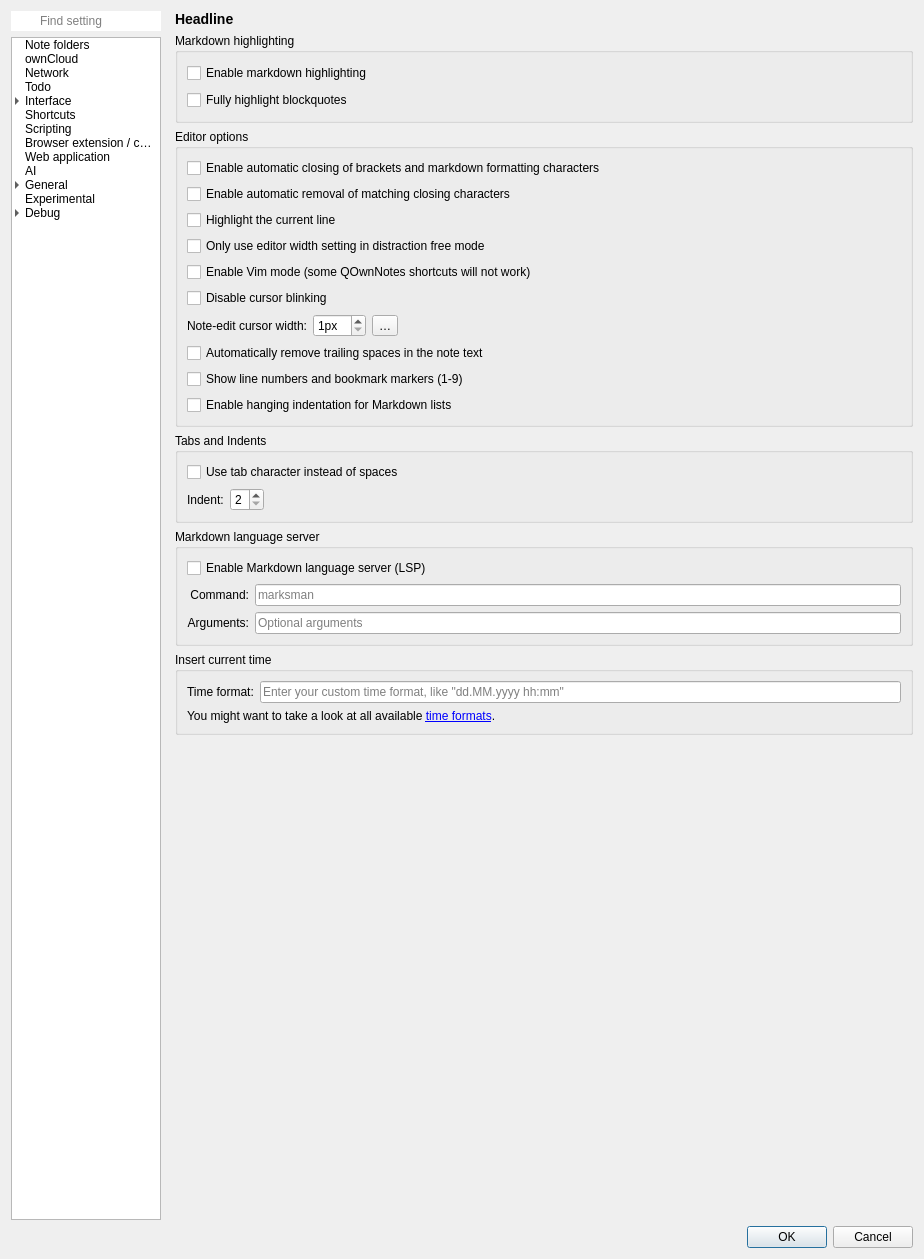
First picture: the form in src/dialogs/settingsdialog.ui, repository pbek/QOwnNotes, before the edit.
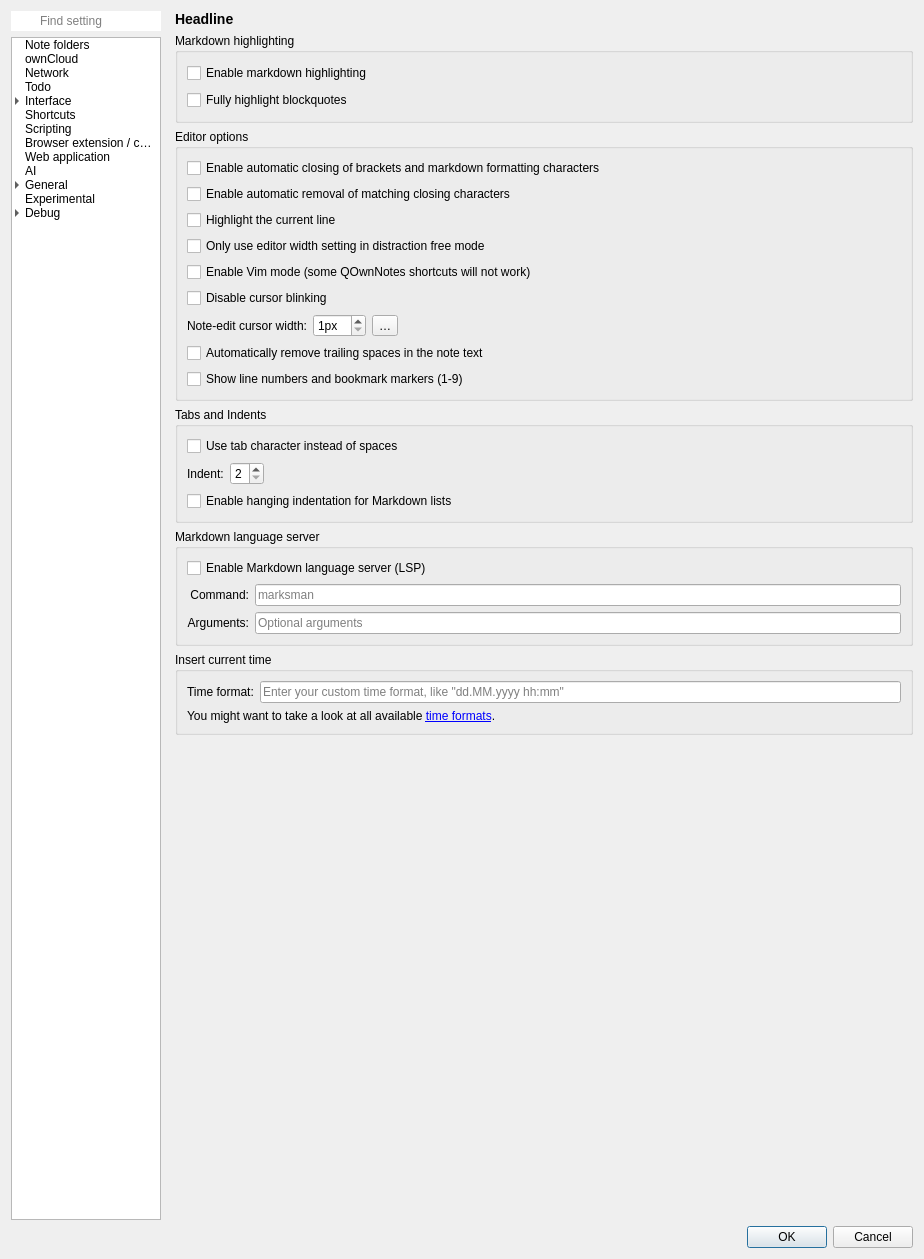
Second picture: the form after the edit. The open tabs and pages were chosen to show the change. Icons and pictures are not drawn. Custom widgets are drawn as their Qt base class.

Commit message: #1581 settings: move hanging indentation setting to Tabs and Indents panel

Diff of the .ui file:
```diff
--- a/src/dialogs/settingsdialog.ui
+++ b/src/dialogs/settingsdialog.ui
@@ -5626,13 +5626,6 @@
                    </property>
                   </widget>
                  </item>
-                 <item row="10" column="0" colspan="4">
-                  <widget class="QCheckBox" name="hangingIndentCheckBox">
-                   <property name="text">
-                    <string>Enable hanging indentation for Markdown lists</string>
-                   </property>
-                  </widget>
-                 </item>
                 <item row="1" column="0" colspan="4">
                  <widget class="QCheckBox" name="autoBracketRemovalCheckBox">
                   <property name="toolTip">
@@ -5750,6 +5743,13 @@
                     </property>
                    </spacer>
                   </item>
+                   <item row="2" column="0" colspan="3">
+                    <widget class="QCheckBox" name="hangingIndentCheckBox">
+                     <property name="text">
+                      <string>Enable hanging indentation for Markdown lists</string>
+                     </property>
+                    </widget>
+                   </item>
                  </layout>
                 </item>
                </layout>
```
Lines whose indentation alone changed are shown as unchanged. The commit also changes 1 other file.
